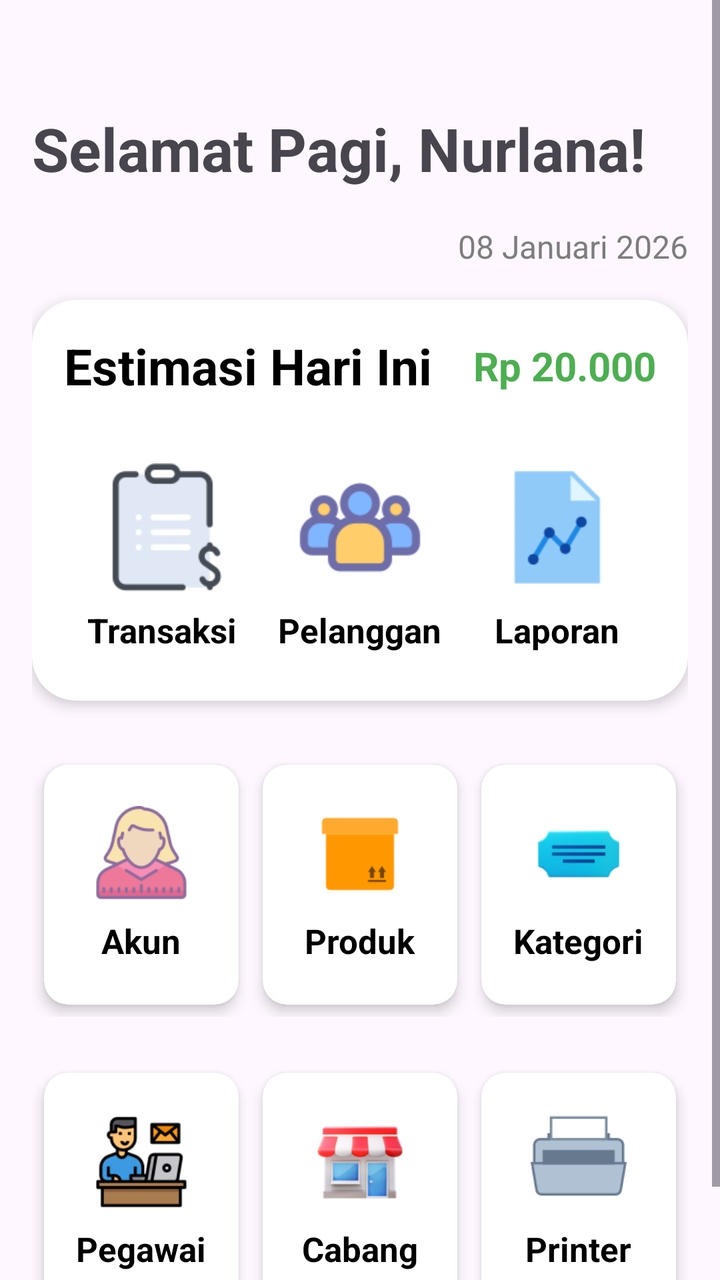
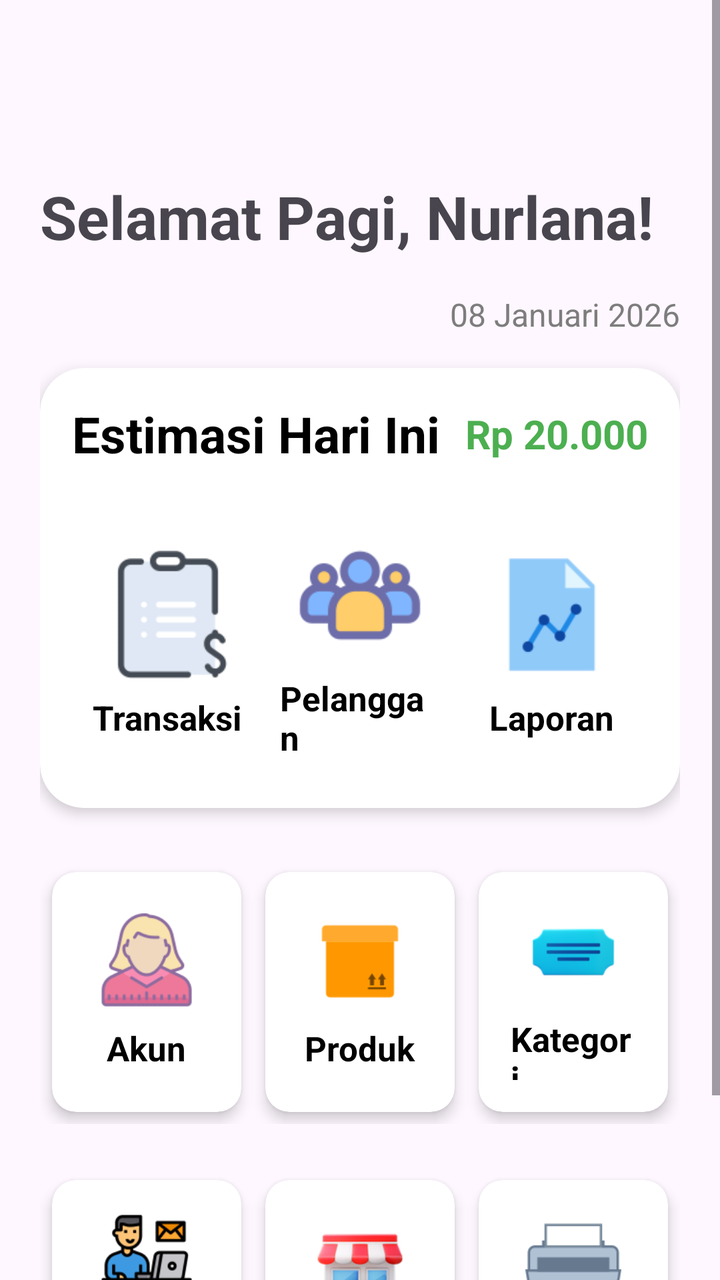

Before-and-after screenshots of an Android layout around one commit, followed by the original layout XML and the change that was made.
<!-- AndroidManifest.xml: application theme Theme.Kasir -->
<!-- res/layout/activity_main2.xml -->
<?xml version="1.0" encoding="utf-8"?>
<ScrollView xmlns:android="http://schemas.android.com/apk/res/android"
    xmlns:app="http://schemas.android.com/apk/res-auto"
    android:layout_width="match_parent"
    android:layout_height="match_parent"
    android:fillViewport="true">

    <LinearLayout
        android:layout_width="match_parent"
        android:layout_height="wrap_content"
        android:orientation="vertical"
        android:padding="16dp">

        <TextView
            android:id="@+id/tvGreeting"
            android:layout_width="wrap_content"
            android:layout_height="wrap_content"
            android:text="Selamat Pagi, Nurlana!"
            android:textSize="30sp"
            android:textStyle="bold"
            android:layout_marginTop="38dp"
            android:layout_marginBottom="18dp"/>

        <TextView
            android:id="@+id/tvDate"
            android:layout_width="wrap_content"
            android:layout_height="wrap_content"
            android:text="08 Januari 2026"
            android:textSize="16sp"
            android:textColor="#7E7D7D"
            android:layout_gravity="end"
            android:layout_marginBottom="16dp"/>

        <androidx.cardview.widget.CardView
            android:layout_width="match_parent"
            android:layout_height="wrap_content"
            app:cardCornerRadius="22dp"
            app:cardElevation="4dp"
            android:layout_marginBottom="16dp"
            app:cardBackgroundColor="#FFFFFF">

            <LinearLayout
                android:layout_width="match_parent"
                android:layout_height="wrap_content"
                android:orientation="vertical"
                android:padding="16dp">

                <LinearLayout
                    android:layout_width="match_parent"
                    android:layout_height="wrap_content"
                    android:orientation="horizontal"
                    android:gravity="center_vertical">

                    <TextView
                        android:layout_width="0dp"
                        android:layout_height="wrap_content"
                        android:layout_weight="1"
                        android:text="Estimasi Hari Ini"
                        android:textSize="25sp"
                        android:textColor="#000000"
                        android:textStyle="bold"/>

                    <TextView
                        android:id="@+id/tvEstimasi"
                        android:layout_width="wrap_content"
                        android:layout_height="wrap_content"
                        android:text="Rp 20.000"
                        android:textSize="20sp"
                        android:textColor="#4CAF50"
                        android:textStyle="bold"/>
                </LinearLayout>

                <LinearLayout
                    android:layout_width="match_parent"
                    android:layout_height="wrap_content"
                    android:orientation="horizontal"
                    android:layout_marginTop="24dp"
                    android:gravity="center">

                    <LinearLayout
                        android:id="@+id/menuTransaksi"
                        android:layout_width="0dp"
                        android:layout_height="wrap_content"
                        android:layout_weight="1"
                        android:orientation="vertical"
                        android:gravity="center"
                        android:padding="8dp">

                        <ImageView
                            android:layout_width="64dp"
                            android:layout_height="64dp"
                            android:src="@drawable/transaksi"
                            android:contentDescription="Transaksi"/>

                        <TextView
                            android:layout_width="wrap_content"
                            android:layout_height="wrap_content"
                            android:text="Transaksi"
                            android:textSize="17sp"
                            android:textColor="#000000"
                            android:textStyle="bold"
                            android:layout_marginTop="8dp"/>
                    </LinearLayout>

                    <LinearLayout
                        android:id="@+id/menuPelanggan"
                        android:layout_width="0dp"
                        android:layout_height="wrap_content"
                        android:layout_weight="1"
                        android:orientation="vertical"
                        android:gravity="center"
                        android:padding="8dp">

                        <ImageView
                            android:layout_width="64dp"
                            android:layout_height="64dp"
                            android:src="@drawable/pelanggan"
                            android:contentDescription="Pelanggan"/>

                        <TextView
                            android:layout_width="wrap_content"
                            android:layout_height="wrap_content"
                            android:text="Pelanggan"
                            android:textSize="17sp"
                            android:textStyle="bold"
                            android:textColor="#000000"
                            android:layout_marginTop="8dp"/>
                    </LinearLayout>

                    <LinearLayout
                        android:id="@+id/menuLaporan"
                        android:layout_width="0dp"
                        android:layout_height="wrap_content"
                        android:layout_weight="1"
                        android:orientation="vertical"
                        android:gravity="center"
                        android:padding="8dp">

                        <ImageView
                            android:layout_width="64dp"
                            android:layout_height="64dp"
                            android:src="@drawable/laporan"
                            android:contentDescription="Laporan"/>

                        <TextView
                            android:layout_width="wrap_content"
                            android:layout_height="wrap_content"
                            android:text="Laporan"
                            android:textSize="17sp"
                            android:textStyle="bold"
                            android:textColor="#000000"
                            android:layout_marginTop="8dp"/>
                    </LinearLayout>
                </LinearLayout>
            </LinearLayout>
        </androidx.cardview.widget.CardView>

        <LinearLayout
            android:layout_width="match_parent"
            android:layout_height="wrap_content"
            android:orientation="horizontal"
            android:layout_marginBottom="22dp"
            android:layout_marginTop="10dp">

            <androidx.cardview.widget.CardView
                android:id="@+id/menuAkun"
                android:layout_width="0dp"
                android:layout_height="120dp"
                android:layout_weight="1"
                android:layout_margin="6dp"
                app:cardCornerRadius="12dp"
                app:cardElevation="4dp"
                app:cardBackgroundColor="#FFFFFF">

                <LinearLayout
                    android:layout_width="match_parent"
                    android:layout_height="match_parent"
                    android:orientation="vertical"
                    android:gravity="center"
                    android:padding="16dp">

                    <ImageView
                        android:layout_width="48dp"
                        android:layout_height="48dp"
                        android:src="@drawable/akun"
                        android:contentDescription="Akun"/>

                    <TextView
                        android:layout_width="wrap_content"
                        android:layout_height="wrap_content"
                        android:text="Akun"
                        android:textSize="17sp"
                        android:textStyle="bold"
                        android:textColor="#000000"
                        android:layout_marginTop="8dp"/>
                </LinearLayout>
            </androidx.cardview.widget.CardView>

            <androidx.cardview.widget.CardView
                android:id="@+id/menuLayanan"
                android:layout_width="0dp"
                android:layout_height="120dp"
                android:layout_weight="1"
                android:layout_margin="6dp"
                app:cardCornerRadius="12dp"
                app:cardElevation="4dp"
                app:cardBackgroundColor="#FFFFFF">

                <LinearLayout
                    android:layout_width="match_parent"
                    android:layout_height="match_parent"
                    android:orientation="vertical"
                    android:gravity="center"
                    android:padding="16dp">

                    <ImageView
                        android:layout_width="48dp"
                        android:layout_height="48dp"
                        android:src="@drawable/produk"
                        android:contentDescription="Produk"/>

                    <TextView
                        android:layout_width="wrap_content"
                        android:layout_height="wrap_content"
                        android:text="Produk"
                        android:textSize="17sp"
                        android:textStyle="bold"
                        android:textColor="#000000"
                        android:layout_marginTop="8dp"/>
                </LinearLayout>
            </androidx.cardview.widget.CardView>

            <androidx.cardview.widget.CardView
                android:id="@+id/menuTambahan"
                android:layout_width="0dp"
                android:layout_height="120dp"
                android:layout_weight="1"
                android:layout_margin="6dp"
                app:cardCornerRadius="12dp"
                app:cardElevation="4dp"
                app:cardBackgroundColor="#FFFFFF">

                <LinearLayout
                    android:layout_width="match_parent"
                    android:layout_height="match_parent"
                    android:orientation="vertical"
                    android:gravity="center"
                    android:padding="16dp">

                    <ImageView
                        android:layout_width="48dp"
                        android:layout_height="48dp"
                        android:src="@drawable/kategori"
                        android:contentDescription="Kategori"/>

                    <TextView
                        android:layout_width="wrap_content"
                        android:layout_height="wrap_content"
                        android:text="Kategori"
                        android:textStyle="bold"
                        android:textSize="17sp"
                        android:textColor="#000000"
                        android:layout_marginTop="8dp"/>
                </LinearLayout>
            </androidx.cardview.widget.CardView>
        </LinearLayout>

        <LinearLayout
            android:layout_width="match_parent"
            android:layout_height="wrap_content"
            android:orientation="horizontal"
            android:layout_marginBottom="12dp">

            <androidx.cardview.widget.CardView
                android:id="@+id/menuPegawai"
                android:layout_width="0dp"
                android:layout_height="120dp"
                android:layout_weight="1"
                android:layout_margin="6dp"
                app:cardCornerRadius="12dp"
                app:cardElevation="4dp"
                app:cardBackgroundColor="#FFFFFF">

                <LinearLayout
                    android:layout_width="match_parent"
                    android:layout_height="match_parent"
                    android:orientation="vertical"
                    android:gravity="center"
                    android:padding="16dp">

                    <ImageView
                        android:layout_width="48dp"
                        android:layout_height="48dp"
                        android:src="@drawable/pegawai"
                        android:contentDescription="Pegawai"/>

                    <TextView
                        android:layout_width="wrap_content"
                        android:layout_height="wrap_content"
                        android:text="Pegawai"
                        android:textStyle="bold"
                        android:textSize="17sp"
                        android:textColor="#000000"
                        android:layout_marginTop="8dp"/>
                </LinearLayout>
            </androidx.cardview.widget.CardView>

            <androidx.cardview.widget.CardView
                android:id="@+id/menuCabang"
                android:layout_width="0dp"
                android:layout_height="120dp"
                android:layout_weight="1"
                android:layout_margin="6dp"
                app:cardCornerRadius="12dp"
                app:cardElevation="4dp"
                app:cardBackgroundColor="#FFFFFF">

                <LinearLayout
                    android:layout_width="match_parent"
                    android:layout_height="match_parent"
                    android:orientation="vertical"
                    android:gravity="center"
                    android:padding="16dp">

                    <ImageView
                        android:layout_width="48dp"
                        android:layout_height="48dp"
                        android:src="@drawable/cabang"
                        android:contentDescription="Cabang"/>

                    <TextView
                        android:layout_width="wrap_content"
                        android:layout_height="wrap_content"
                        android:text="Cabang"
                        android:textSize="17sp"
                        android:textStyle="bold"
                        android:textColor="#000000"
                        android:layout_marginTop="8dp"/>
                </LinearLayout>
            </androidx.cardview.widget.CardView>

            <androidx.cardview.widget.CardView
                android:id="@+id/menuPrinter"
                android:layout_width="0dp"
                android:layout_height="120dp"
                android:layout_weight="1"
                android:layout_margin="6dp"
                app:cardCornerRadius="12dp"
                app:cardElevation="4dp"
                app:cardBackgroundColor="#FFFFFF">

                <LinearLayout
                    android:layout_width="match_parent"
                    android:layout_height="match_parent"
                    android:orientation="vertical"
                    android:gravity="center"
                    android:padding="16dp">

                    <ImageView
                        android:layout_width="48dp"
                        android:layout_height="48dp"
                        android:src="@drawable/printer"
                        android:contentDescription="Printer"/>

                    <TextView
                        android:layout_width="wrap_content"
                        android:layout_height="wrap_content"
                        android:text="Printer"
                        android:textSize="17sp"
                        android:textStyle="bold"
                        android:textColor="#000000"
                        android:layout_marginTop="8dp"/>
                </LinearLayout>
            </androidx.cardview.widget.CardView>
        </LinearLayout>
    </LinearLayout>
</ScrollView>
<!-- resources referenced by this layout -->
<resources>
  <!-- drawable akun: png bitmap (drawable, 4964 bytes) -->
  <!-- drawable cabang: png bitmap (drawable, 17176 bytes) -->
  <!-- drawable kategori: png bitmap (drawable, 5887 bytes) -->
  <!-- drawable laporan: png bitmap (drawable, 1370 bytes) -->
  <!-- drawable pegawai: png bitmap (drawable, 3800 bytes) -->
  <!-- drawable pelanggan: png bitmap (drawable, 2835 bytes) -->
  <!-- drawable printer: png bitmap (drawable, 1328 bytes) -->
  <!-- drawable produk: png bitmap (drawable, 798 bytes) -->
  <!-- drawable transaksi: png bitmap (drawable, 2418 bytes) -->
  <style name="Theme.Kasir" parent="Base.Theme.Kasir" />
  <style name="Base.Theme.Kasir" parent="Theme.Material3.DayNight.NoActionBar">
          
          
      </style>
</resources>

<!-- the commit's change to res/layout/activity_main2.xml (unified diff, before → after) -->
@@ -9,7 +9,10 @@
         android:layout_width="match_parent"
         android:layout_height="wrap_content"
         android:orientation="vertical"
-        android:padding="16dp">
+        android:paddingTop="50dp"
+        android:paddingBottom="20dp"
+        android:paddingStart="20dp"
+        android:paddingEnd="20dp">
 
         <TextView
             android:id="@+id/tvGreeting"
